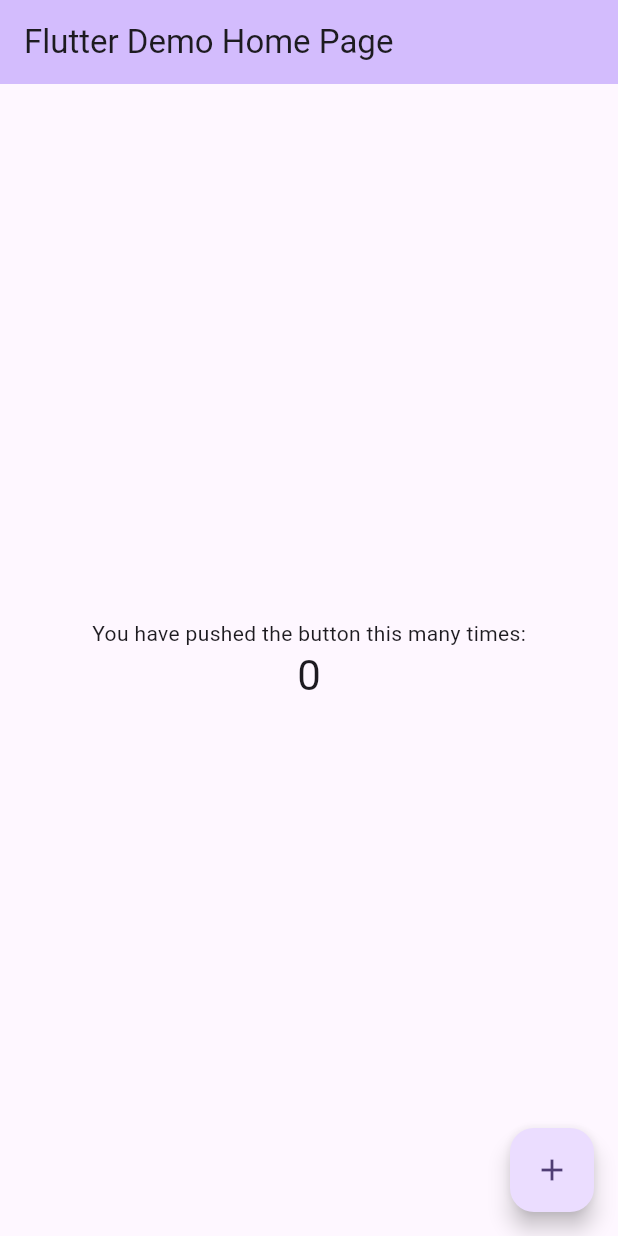
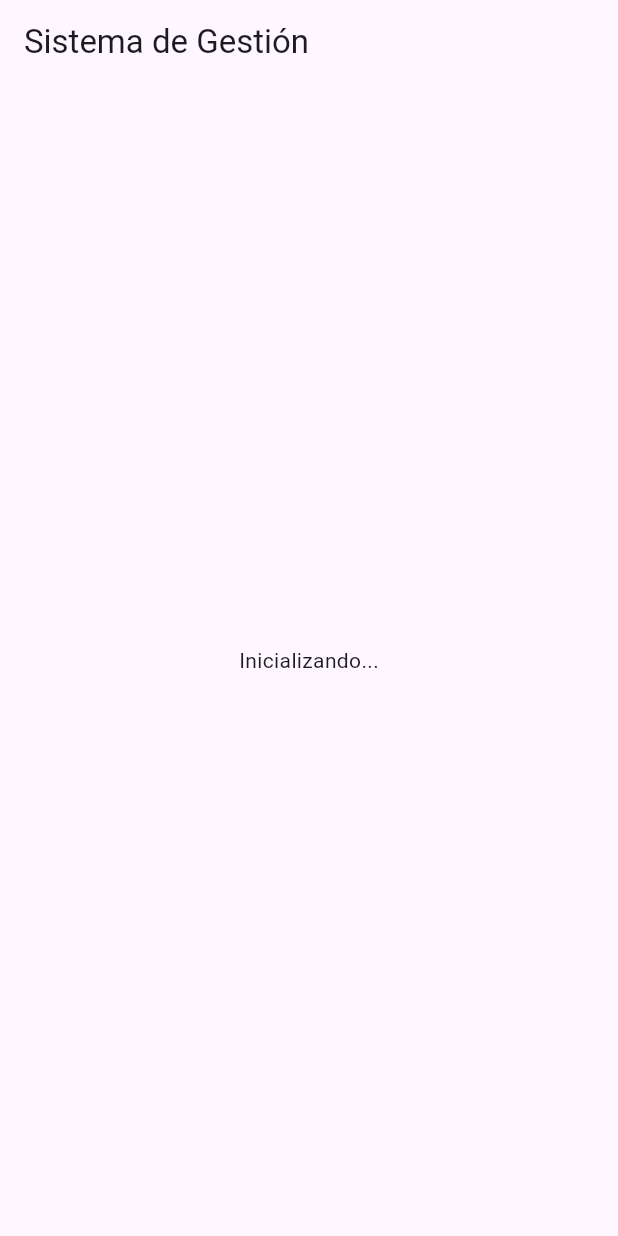
Before and after one commit to ArielNks/sistema-gestion-mvp, a Flutter app: the screen it shows after launch, on a phone screen of 412 x 824 dp. Run offline on Flutter 3.47's test engine with Material 3 defaults, Android fonts, the phone set to English and light mode, and no system bars.

Commit message:
feat(dominio): limpiar main y agregar enumerados y excepciones

```diff
--- /dev/null
+++ b/lib/dominio/entidades/enumerados/medio_pago.dart
@@ -0,0 +1,4 @@
+enum MedioPago {
+  efectivo,
+  transferencia;
+}
--- /dev/null
+++ b/lib/dominio/entidades/enumerados/tipo_movimiento.dart
@@ -0,0 +1,4 @@
+enum TipoMovimiento {
+  ingreso,
+  egreso;
+}
--- a/lib/main.dart
+++ b/lib/main.dart
@@ -1,121 +1,19 @@
 import 'package:flutter/material.dart';
 
 void main() {
-  runApp(const MyApp());
+  runApp(const Aplicacion());
 }
 
-class MyApp extends StatelessWidget {
-  const MyApp({super.key});
+class Aplicacion extends StatelessWidget {
+  const Aplicacion({super.key});
 
-  // This widget is the root of your application.
   @override
   Widget build(BuildContext context) {
     return MaterialApp(
-      title: 'Flutter Demo',
-      theme: ThemeData(
-        // This is the theme of your application.
-        //
-        // TRY THIS: Try running your application with "flutter run". You'll see
-        // the application has a purple toolbar. Then, without quitting the app,
-        // try changing the seedColor in the colorScheme below to Colors.green
-        // and then invoke "hot reload" (save your changes or press the "hot
-        // reload" button in a Flutter-supported IDE, or press "r" if you used
-        // the command line to start the app).
-        //
-        // Notice that the counter didn't reset back to zero; the application
-        // state is not lost during the reload. To reset the state, use hot
-        // restart instead.
-        //
-        // This works for code too, not just values: Most code changes can be
-        // tested with just a hot reload.
-        colorScheme: .fromSeed(seedColor: Colors.deepPurple),
-      ),
-      home: const MyHomePage(title: 'Flutter Demo Home Page'),
-    );
-  }
-}
-
-class MyHomePage extends StatefulWidget {
-  const MyHomePage({super.key, required this.title});
-
-  // This widget is the home page of your application. It is stateful, meaning
-  // that it has a State object (defined below) that contains fields that affect
-  // how it looks.
-
-  // This class is the configuration for the state. It holds the values (in this
-  // case the title) provided by the parent (in this case the App widget) and
-  // used by the build method of the State. Fields in a Widget subclass are
-  // always marked "final".
-
-  final String title;
-
-  @override
-  State<MyHomePage> createState() => _MyHomePageState();
-}
-
-class _MyHomePageState extends State<MyHomePage> {
-  int _counter = 0;
-
-  void _incrementCounter() {
-    setState(() {
-      // This call to setState tells the Flutter framework that something has
-      // changed in this State, which causes it to rerun the build method below
-      // so that the display can reflect the updated values. If we changed
-      // _counter without calling setState(), then the build method would not be
-      // called again, and so nothing would appear to happen.
-      _counter++;
-    });
-  }
-
-  @override
-  Widget build(BuildContext context) {
-    // This method is rerun every time setState is called, for instance as done
-    // by the _incrementCounter method above.
-    //
-    // The Flutter framework has been optimized to make rerunning build methods
-    // fast, so that you can just rebuild anything that needs updating rather
-    // than having to individually change instances of widgets.
-    return Scaffold(
-      appBar: AppBar(
-        // TRY THIS: Try changing the color here to a specific color (to
-        // Colors.amber, perhaps?) and trigger a hot reload to see the AppBar
-        // change color while the other colors stay the same.
-        backgroundColor: Theme.of(context).colorScheme.inversePrimary,
-        // Here we take the value from the MyHomePage object that was created by
-        // the App.build method, and use it to set our appbar title.
-        title: Text(widget.title),
-      ),
-      body: Center(
-        // Center is a layout widget. It takes a single child and positions it
-        // in the middle of the parent.
-        child: Column(
-          // Column is also a layout widget. It takes a list of children and
-          // arranges them vertically. By default, it sizes itself to fit its
-          // children horizontally, and tries to be as tall as its parent.
-          //
-          // Column has various properties to control how it sizes itself and
-          // how it positions its children. Here we use mainAxisAlignment to
-          // center the children vertically; the main axis here is the vertical
-          // axis because Columns are vertical (the cross axis would be
-          // horizontal).
-          //
-          // TRY THIS: Invoke "debug painting" (choose the "Toggle Debug Paint"
-          // action in the IDE, or press "p" in the console), to see the
-          // wireframe for each widget.
-          mainAxisAlignment: .center,
-          children: [
-            const Text('You have pushed the button this many times:'),
-            Text(
-              '$_counter',
-              style: Theme.of(context).textTheme.headlineMedium,
-            ),
-          ],
-        ),
-      ),
-      floatingActionButton: FloatingActionButton(
-        onPressed: _incrementCounter,
-        tooltip: 'Increment',
-        child: const Icon(Icons.add),
+      title: 'Sistema de Gestión',
+      home: Scaffold(
+        appBar: AppBar(title: const Text('Sistema de Gestión')),
+        body: const Center(child: Text('Inicializando...')),
       ),
     );
   }
```
Also changed, not shown: lib/dominio/entidades/excepciones/excepciones_dominio.dart (added, +21 -0 lines), 1 other file.
